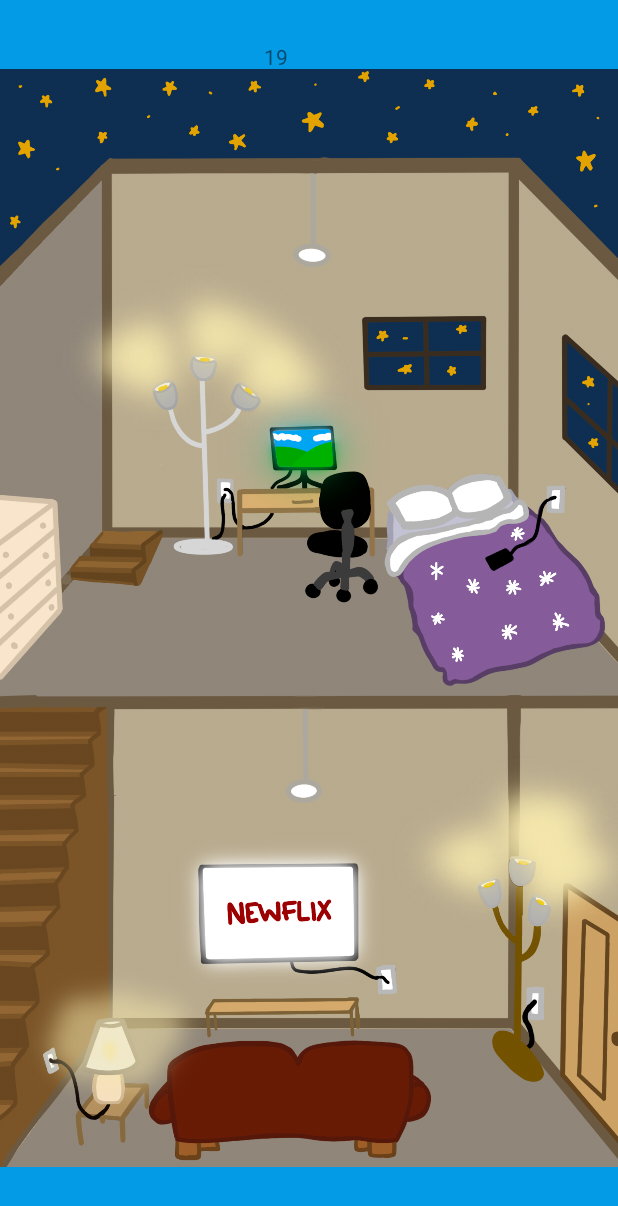
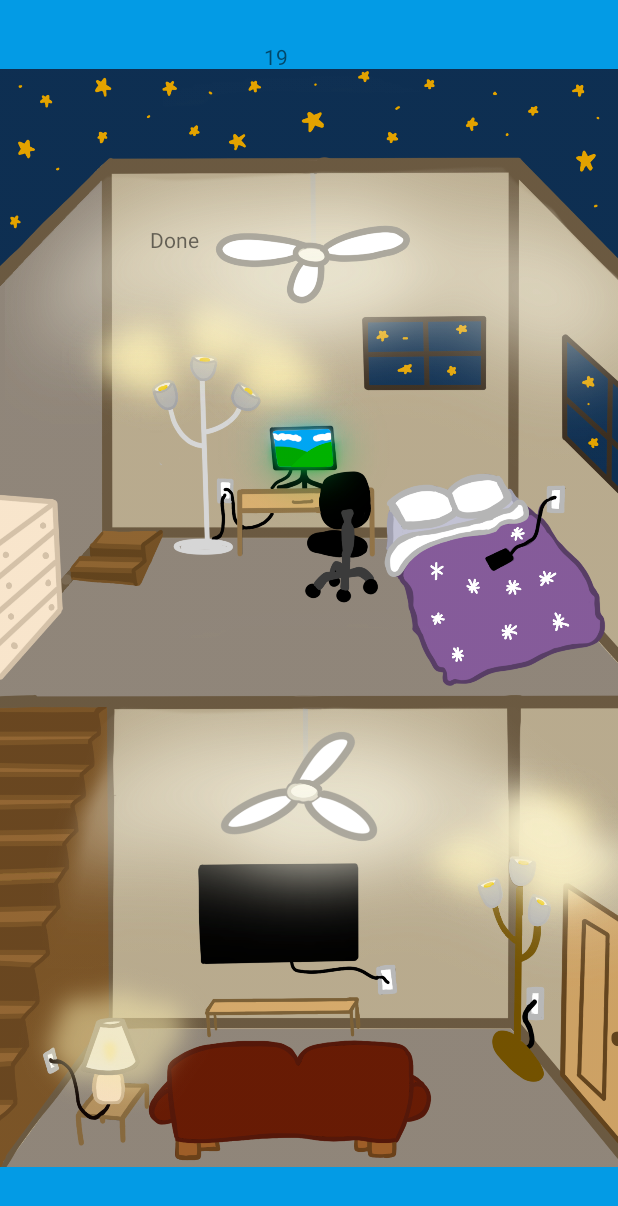
Before and after one commit to jackschedel/savethecity, an Android app: the LightsgameActivity screen opened directly, with no data from a screen before it, on a phone screen of 412 x 824 dp. Shown: the top 1206 px of the screen. Run offline under Robolectric (Android 15) with nearby library versions, the phone set to English and light mode, and no system bars.

Commit message:
Working Fans and random lights turning on

```diff
--- a/client/app/src/main/java/com/citysavers/savethecity/LightsgameActivity.java
+++ b/client/app/src/main/java/com/citysavers/savethecity/LightsgameActivity.java
@@ -6,6 +6,9 @@ import androidx.appcompat.app.ActionBar;
 import androidx.appcompat.app.AppCompatActivity;
 
 import java.util.Random;
+import java.util.Timer;
+import java.util.TimerTask;
+
 import android.os.Build;
 import android.os.Bundle;
 import android.os.CountDownTimer;
@@ -49,6 +52,10 @@ public class LightsgameActivity extends AppCompatActivity {
     private boolean light2state = false;
     private Boolean[] lights = new Boolean[8];
     private ImageView[] lightsI = new ImageView[8];
+    private int speedFactor = 2000;
+    public int score = 0;
+    public int alt = 255;
+    public int oth = 0;
 
     private final Runnable mHidePart2Runnable = new Runnable() {
         @SuppressLint("InlinedApi")
@@ -126,15 +133,22 @@ public class LightsgameActivity extends AppCompatActivity {
         binding = ActivityLightsgameBinding.inflate(getLayoutInflater());
         setContentView(binding.getRoot());
 
+        ((ImageView)findViewById(R.id.upFan1)).setImageAlpha(255);
+        ((ImageView)findViewById(R.id.upFan2)).setImageAlpha(0);
+        ((ImageView)findViewById(R.id.downFan1)).setImageAlpha(0);
+        ((ImageView)findViewById(R.id.downFan2)).setImageAlpha(255);
+
         // Initializing the lights to be randomly on or off
         Random rand = new Random();
         int upperBound = 2;
+        int index = 0;
         for(int i = 0; i < lights.length; i++) {
             int int_random = rand.nextInt(upperBound);
-            if(int_random == 0) {
+            if(int_random == 1 && index < 4) {
+                lights[i] = true;
+                index++;
+            } else {
                 lights[i] = false;
-            } else {
-                lights[i] = true;
             }
         }
         lightsI[0] = (ImageView)findViewById(R.id.upLamp);
@@ -156,13 +170,19 @@ public class LightsgameActivity extends AppCompatActivity {
 
         timer= (TextView) findViewById(R.id.timer);
 
-        new CountDownTimer(20000, 1000){
+        new CountDownTimer(counter*1000, 1000){
             public void onTick(long millisUntilFinished){
                 timer.setText(String.valueOf(counter));
                 counter--;
+                if(millisUntilFinished > 3000) {
+                    int int_random = rand.nextInt(lights.length);
+                    lights[int_random] = true;
+                    lightsI[int_random].setImageAlpha(255);
+                }
             }
-            public  void onFinish(){
-                timer.setText("FINISH!!");
+            public void onFinish(){
+                timer.setText("Time's Up!");
+                finish();
             }
         }.start();
 
@@ -181,6 +201,52 @@ public class LightsgameActivity extends AppCompatActivity {
         // are available.
         delayedHide(0);
 
+//        TextView test= (TextView) findViewById(R.id.test);
+//
+//        Timer timer = new Timer();
+//        timer.schedule(new TimerTask() {
+//            @Override
+//            public void run() {
+//                test.setText("Done");
+//                if(alt == 255){
+//                    alt = 0;
+//                    oth = 255;
+//                }else{
+//                    alt = 255;
+//                    oth = 0;
+//                }
+//                ((ImageView)findViewById(R.id.upFan1)).setImageAlpha(alt);
+//                ((ImageView)findViewById(R.id.upFan2)).setImageAlpha(oth);
+//                ((ImageView)findViewById(R.id.downFan1)).setImageAlpha(oth);
+//                ((ImageView)findViewById(R.id.downFan2)).setImageAlpha(alt);
+//            }
+//        }, 0, 500);//wait 0 ms before doing the action and do it every 500ms
+//
+//        timer.cancel();//stop the timer
+        Random rand = new Random();
+        TextView test= (TextView) findViewById(R.id.test);
+        new CountDownTimer(counter*1000, 100){
+            public void onTick(long millisUntilFinished){
+                test.setText("Done");
+                if(alt == 255){
+                    alt = 0;
+                    oth = 255;
+                }else{
+                    alt = 255;
+                    oth = 0;
+                }
+                if(lights[4]) {
+                    ((ImageView) findViewById(R.id.upFan1)).setImageAlpha(alt);
+                    ((ImageView) findViewById(R.id.upFan2)).setImageAlpha(oth);
+                }
+                if(lights[5]) {
+                    ((ImageView) findViewById(R.id.downFan1)).setImageAlpha(oth);
+                    ((ImageView) findViewById(R.id.downFan2)).setImageAlpha(alt);
+                }
+            }
+            public void onFinish(){
+            }
+        }.start();
 
     }
 
--- a/client/app/src/main/res/layout/activity_lightsgame.xml
+++ b/client/app/src/main/res/layout/activity_lightsgame.xml
@@ -140,13 +140,13 @@
 
     <Button
         android:id="@+id/upstairsB"
-        android:layout_width="61dp"
-        android:layout_height="46dp"
+        android:layout_width="135dp"
+        android:layout_height="70dp"
         android:alpha="0"
         android:onClick="upstairsB_onClick"
         android:text="Button"
-        android:translationX="177dp"
-        android:translationY="100dp"
+        android:translationX="140dp"
+        android:translationY="85dp"
         tools:layout_editor_absoluteX="0dp"
         tools:layout_editor_absoluteY="0dp" />
 
@@ -160,14 +160,14 @@
 
     <Button
         android:id="@+id/downstairsB"
-        android:layout_width="61dp"
-        android:layout_height="40dp"
+        android:layout_width="127dp"
+        android:layout_height="69dp"
         android:alpha="0"
         android:onClick="downstairsB_onClick"
         android:text="Button"
-        android:translationX="170dp"
-        android:translationY="460dp"
-        tools:layout_editor_absoluteX="0dp"
+        android:translationX="137dp"
+        android:translationY="443dp"
+        tools:layout_editor_absoluteX="1dp"
         tools:layout_editor_absoluteY="0dp" />
 
     <ImageView
@@ -210,4 +210,46 @@
         tools:layout_editor_absoluteX="0dp"
         tools:layout_editor_absoluteY="0dp" />
 
+    <ImageView
+        android:id="@+id/upFan1"
+        android:layout_width="wrap_content"
+        android:layout_height="wrap_content"
+        app:srcCompat="@drawable/lights_game_upper_fan1"
+        tools:layout_editor_absoluteX="0dp"
+        tools:layout_editor_absoluteY="0dp" />
+
+    <ImageView
+        android:id="@+id/upFan2"
+        android:layout_width="wrap_content"
+        android:layout_height="wrap_content"
+        app:srcCompat="@drawable/lights_game_upper_fan2"
+        tools:layout_editor_absoluteX="0dp"
+        tools:layout_editor_absoluteY="0dp" />
+
+    <ImageView
+        android:id="@+id/downFan1"
+        android:layout_width="wrap_content"
+        android:layout_height="wrap_content"
+        app:srcCompat="@drawable/lights_game_lower_fan1"
+        tools:layout_editor_absoluteX="0dp"
+        tools:layout_editor_absoluteY="0dp" />
+
+    <ImageView
+        android:id="@+id/downFan2"
+        android:layout_width="wrap_content"
+        android:layout_height="wrap_content"
+        app:srcCompat="@drawable/lights_game_lower_fan2"
+        tools:layout_editor_absoluteX="0dp"
+        tools:layout_editor_absoluteY="0dp" />
+
+    <TextView
+        android:id="@+id/test"
+        android:layout_width="wrap_content"
+        android:layout_height="wrap_content"
+        android:text="TextView"
+        android:translationX="100dp"
+        android:translationY="150dp"
+        tools:layout_editor_absoluteX="0dp"
+        tools:layout_editor_absoluteY="0dp" />
+
 </androidx.constraintlayout.widget.ConstraintLayout>
```
